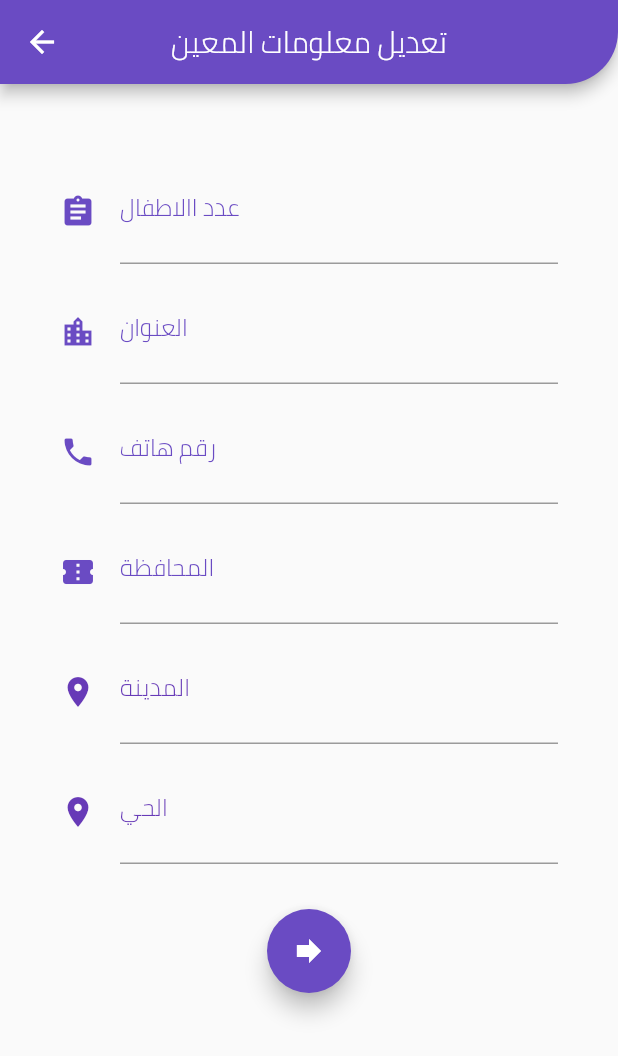
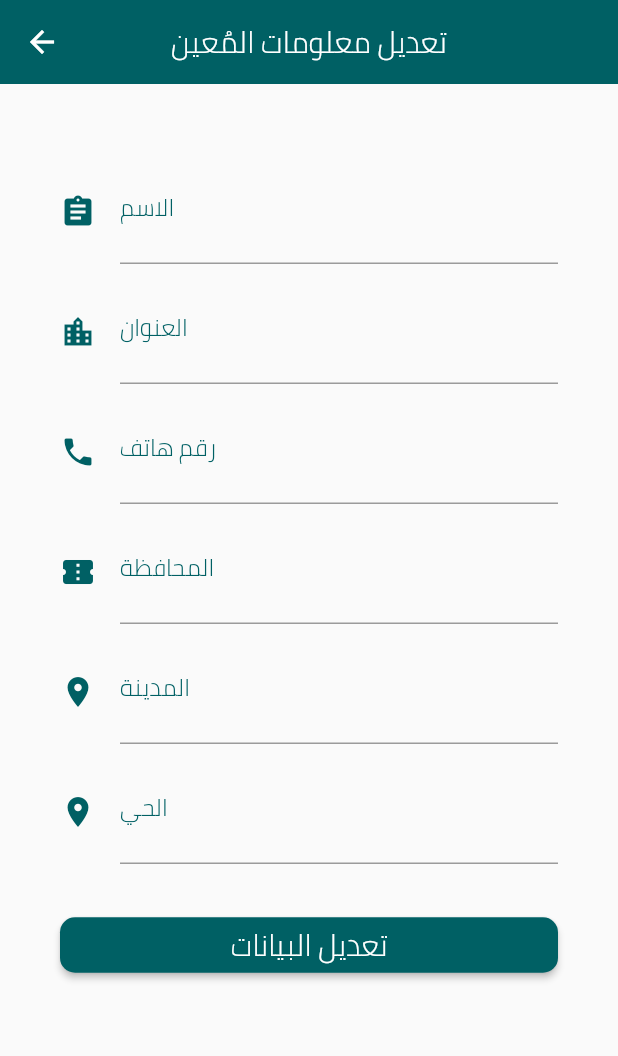
Before and after one commit to mahmodcodeforiraq/Muaain, a Flutter app: the AddAhelAlkher screen opened by its route, after a tap on "حفظ البيانات", after a tap on "تعديل", on a phone screen of 412 x 824 dp. Shown: the top 1056 px of the screen. Run offline on Flutter 3.47's test engine with Material 2 defaults, Android fonts, the phone set to English and light mode, and no system bars; our stand-ins replace firebase_auth, firebase_database, fluttertoast, geolocator; accounts and stored records are empty.

Commit message:
Upload two fix some eroor

```diff
--- a/lib/About/AboutCodeForIraq.dart
+++ b/lib/About/AboutCodeForIraq.dart
@@ -16,6 +16,7 @@ class StateAboutCodeForIraq extends State<AboutCodeForIraq> {
           title: new Text("عن المبادرة"),
           centerTitle: true,
           backgroundColor: Color(0xffff006064),
+          elevation: 0,
           actions: <Widget>[],
         ),
         body: new ListView(
@@ -29,7 +30,10 @@ class StateAboutCodeForIraq extends State<AboutCodeForIraq> {
                     height: 150,
                   ),
                   alignment: Alignment.center,
-//
+
+                  color: Color(0xffff006064),
+                  height: 200,
+
                 ),
                 new Padding(padding: EdgeInsets.only(top: 20)),
                 new Text(
--- a/lib/ui_pages/Add/AddAhelAlkher.dart
+++ b/lib/ui_pages/Add/AddAhelAlkher.dart
@@ -49,8 +49,11 @@ class StateAddAhelAlkher extends State<AddAhelAlkher>{
     // TODO: implement build
     return new Scaffold(
       appBar: new AppBar(
-        title: new Text('اضافة معين',style: TextStyle(fontSize: 24),),
+        title: new Text("اضافة مُعين"),
         centerTitle: true,
+        elevation: 0,
+        backgroundColor: Color(0xffff006064),
+        actions: <Widget>[],
       ),
 
       body:new Container(
@@ -162,7 +165,7 @@ class StateAddAhelAlkher extends State<AddAhelAlkher>{
 
     setState(() {
 
-      MuaainRefrance.push().set({
+      MuaainRefrance.child(id).set({
         'id': id,
         'name': _name.text,
         'addres': _address.text,
--- a/lib/ui_pages/Edit/EditAhelKherPAge.dart
+++ b/lib/ui_pages/Edit/EditAhelKherPAge.dart
@@ -14,7 +14,7 @@ class EditAhelKherPage extends StatefulWidget {
 }
 
 final ahelkherRefrence =
-    FirebaseDatabase.instance.reference().child('Users').child('Muaain');
+    FirebaseDatabase.instance.reference();
 
 class StateEditAhelKherPage extends State<EditAhelKherPage> {
   TextEditingController _nameController;
@@ -22,7 +22,6 @@ class StateEditAhelKherPage extends State<EditAhelKherPage> {
   TextEditingController _addressControlar;
   TextEditingController _cityControlar;
   TextEditingController _muhafadaControlar;
-
     TextEditingController _alhay;
 
 
@@ -35,7 +34,7 @@ class StateEditAhelKherPage extends State<EditAhelKherPage> {
     _addressControlar = new TextEditingController(text: widget.ahelkher.address);
     _cityControlar = new TextEditingController(text: widget.ahelkher.city);
     _muhafadaControlar = new TextEditingController(text: widget.ahelkher.muhafada);
-    _alhay = new TextEditingController(text: widget.ahelkher.muhafada);
+    _alhay = new TextEditingController(text: widget.ahelkher.alhay);
 
 
 
@@ -45,12 +44,11 @@ class StateEditAhelKherPage extends State<EditAhelKherPage> {
   Widget build(BuildContext context) {
     return new Scaffold(
         appBar: new AppBar(
-          shape: RoundedRectangleBorder(
-              borderRadius: new BorderRadius.only(bottomRight: Radius.circular(35))
-          ),
-          title: new Text("تعديل معلومات المعين"),
+          title: new Text("تعديل معلومات المُعين"),
           centerTitle: true,
-          backgroundColor: Color(0xff6A4BC3),
+          elevation: 0,
+          backgroundColor: Color(0xffff006064),
+          actions: <Widget>[],
         ),
         body: new Container(
           padding: EdgeInsets.all(40),
@@ -60,22 +58,22 @@ class StateEditAhelKherPage extends State<EditAhelKherPage> {
               new TextField(
                 controller: _nameController,
                 decoration: InputDecoration(
-                    labelText: "عدد االاطفال",
+                    labelText: "الاسم",
                     icon: new Icon(
                       Icons.assignment,
-                      color: Color(0xff6A4BC3),
+                      color: Color(0xffff006064),
                     ),
-                    fillColor: Color(0xff6A4BC3),
-                    labelStyle: TextStyle(color: Color(0xff6A4BC3))),
+                    fillColor: Color(0xffff006064),
+                    labelStyle: TextStyle(color: Color(0xffff006064))),
               ),
               new Padding(padding: EdgeInsets.only(top: 10)),
               new TextField(
                 controller: _addressControlar,
                 decoration: InputDecoration(
                   labelText: "العنوان",
-                  icon: new Icon(Icons.location_city, color: Color(0xff6A4BC3)),
-                  fillColor: Color(0xff6A4BC3),
-                  labelStyle: TextStyle(color: Color(0xff6A4BC3)),
+                  icon: new Icon(Icons.location_city, color: Color(0xffff006064)),
+                  fillColor: Color(0xffff006064),
+                  labelStyle: TextStyle(color: Color(0xffff006064)),
                 ),
               ),
               new Padding(padding: EdgeInsets.only(top: 10)),
@@ -85,10 +83,10 @@ class StateEditAhelKherPage extends State<EditAhelKherPage> {
                     labelText: "رقم هاتف ",
                     icon: new Icon(
                       Icons.phone,
-                      color: Color(0xff6A4BC3),
+                      color: Color(0xffff006064),
                     ),
-                    fillColor: Color(0xff6A4BC3),
-                    labelStyle: TextStyle(color: Color(0xff6A4BC3))),
+                    fillColor: Color(0xffff006064),
+                    labelStyle: TextStyle(color: Color(0xffff006064))),
               ),
               new Padding(padding: EdgeInsets.only(top: 10)),
               new TextField(
@@ -96,9 +94,9 @@ class StateEditAhelKherPage extends State<EditAhelKherPage> {
                 decoration: InputDecoration(
                   labelText: "المحافظة",
                   icon: new Icon(Icons.confirmation_number,
-                      color: Color(0xff6A4BC3)),
-                  fillColor: Color(0xff6A4BC3),
-                  labelStyle: TextStyle(color: Color(0xff6A4BC3)),
+                      color: Color(0xffff006064)),
+                  fillColor: Color(0xffff006064),
+                  labelStyle: TextStyle(color: Color(0xffff006064)),
                 ),
               ),
               new Padding(padding: EdgeInsets.only(top: 10)),
@@ -108,50 +106,56 @@ class StateEditAhelKherPage extends State<EditAhelKherPage> {
                     labelText: "المدينة",
                     icon: new Icon(
                       Icons.location_on,
-                      color: Colors.deepPurple,
+                      color: Color(0xffff006064),
                     ),
-                    fillColor: Colors.deepPurple,
-                    labelStyle: TextStyle(color: Colors.deepPurple)),
+                    fillColor: Color(0xffff006064),
+                    labelStyle: TextStyle(color: Color(0xffff006064))),
               ),
                new Padding(padding: EdgeInsets.only(top: 10)),
               new TextField(
-                controller: _cityControlar,
+                controller: _alhay,
                 decoration: InputDecoration(
                     labelText: "الحي",
                     icon: new Icon(
                       Icons.location_on,
-                      color: Colors.deepPurple,
+                      color: Color(0xffff006064),
                     ),
-                    fillColor: Colors.deepPurple,
-                    labelStyle: TextStyle(color: Colors.deepPurple)),
+                    fillColor: Color(0xffff006064),
+                    labelStyle: TextStyle(color: Color(0xffff006064))),
               ),
 
               new Padding(padding: EdgeInsets.only(top: 30)),
-              FloatingActionButton(
+              new RaisedButton(
+
+
                 onPressed: () {
-                  ahelkherRefrence.child(widget.ahelkher.id).set({
+                   ahelkherRefrence.child('Users').child('Muaain').child(widget.ahelkher.id).set({
                     'id': widget.ahelkher.id,
                     'name': _nameController.text,
                     'addres': _addressControlar.text,
                     'phoneNumber': _phonenumberControlar.text,
                     'locationaltitude': widget.ahelkher.locationaltitude,
                     'locationlongitude': widget.ahelkher.locationlongitude,
+                    'muhafada': _muhafadaControlar.text,
+                    'city': _cityControlar.text,
                     'alhay': _alhay.text,
 
-                    'muhafada': _muhafadaControlar.text,
-                    'city': _cityControlar.text,
-                                        'alhay': _alhay.text,
 
                   }).then((_) {
                     Navigator.pop(context);
                   });
+                print(widget.ahelkher.id);
                 },
-                child: new Icon(Icons.forward),
-                backgroundColor: Color(0xff6A4BC3),
+                child: new Text('تعديل البيانات',style: TextStyle(fontSize: 20,color: Colors.white),),
+                color: Color(0xffff006064),
+                shape: new RoundedRectangleBorder(
+                  borderRadius: new BorderRadius.circular(10),
+                ),
               ),
               new Padding(padding: EdgeInsets.only(top: 50)),
             ],
           ),
         ));
   }
+
 }
--- a/lib/ui_pages/ViewPage/AhelAlkherList.dart
+++ b/lib/ui_pages/ViewPage/AhelAlkherList.dart
@@ -1,5 +1,4 @@
 import 'dart:async';
-
 import 'package:ail_alkher/Model/AhelAlkher.dart';
 import 'package:ail_alkher/ui_pages/Add/AddAhelAlkher.dart';
 import 'package:ail_alkher/ui_pages/Edit/EditAhelKherPAge.dart';
@@ -19,6 +18,7 @@ final ahelAlkherRefrance = FirebaseDatabase.instance.reference().child('Users').
 String dropdownValue ;
 
 class AhelAlkherlist extends StatefulWidget{
+
   @override
   State<StatefulWidget> createState() {
     // TODO: implement createState
@@ -57,12 +57,12 @@ class StateAhelAlkherlist extends State<AhelAlkherlist>{
       fireQuery = ahelAlkherRefrance;
 
       dropdownValue='اختر المحافظة';
-      _onDoctorAddedSubscription = fireQuery.onChildAdded.listen(_onDoctortAdded);
-      _onDoctorChangedSubscription = fireQuery.onChildChanged.listen(_onDoctortUpdated);
 
 
     });
 
+    _onDoctorAddedSubscription = ahelAlkherRefrance.onChildAdded.listen(_onDoctortAdded);
+    _onDoctorChangedSubscription = ahelAlkherRefrance.onChildChanged.listen(_onDoctortUpdated);
 
   }
 
@@ -219,8 +219,7 @@ class StateAhelAlkherlist extends State<AhelAlkherlist>{
                                                           ),
                                                           onPressed: () =>
                                                               _navigateToAhelAlkher(
-                                                                  context,
-                                                                  items[position])),
+                                                                  context, items[position])),
                                                     ),
                                                     margin: EdgeInsets.only(
                                                         right: 150),
```
Also changed, not shown: lib/About/AboutApp.dart (+5 -2 lines), lib/About/AboutTeam.dart (+12 -10 lines), lib/ui_pages/Add/AddPeople.dart (+35 -26 lines), lib/ui_pages/Edit/EditPeoplepage.dart (+43 -31 lines), pubspec.yaml (+8 -2 lines), assets/logo.png (added), img/logo.png (added), pubspec.lock, 29 other files.
